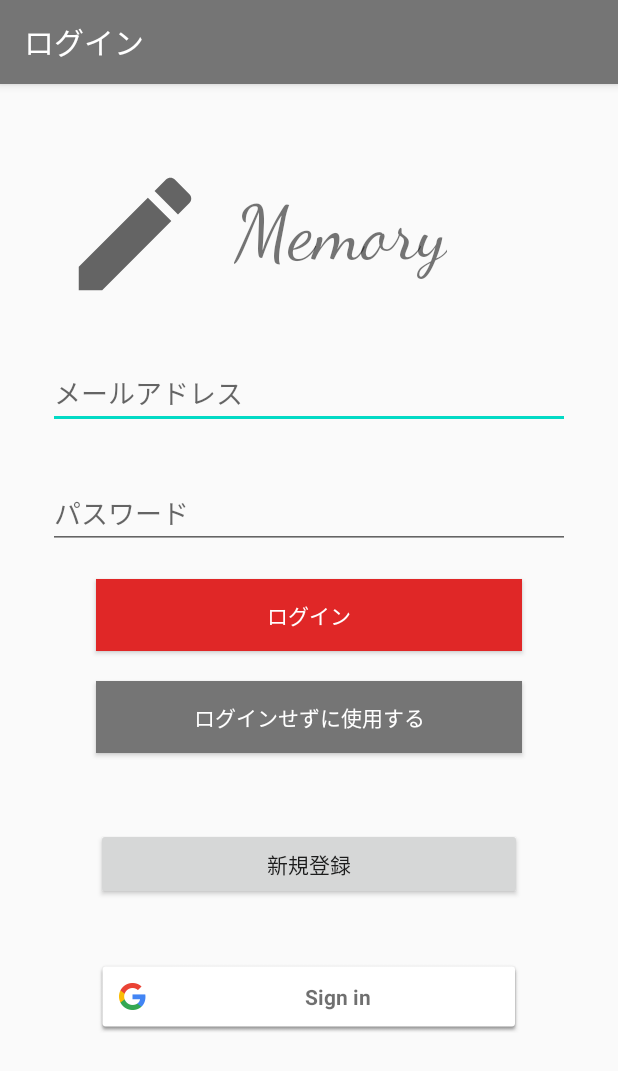
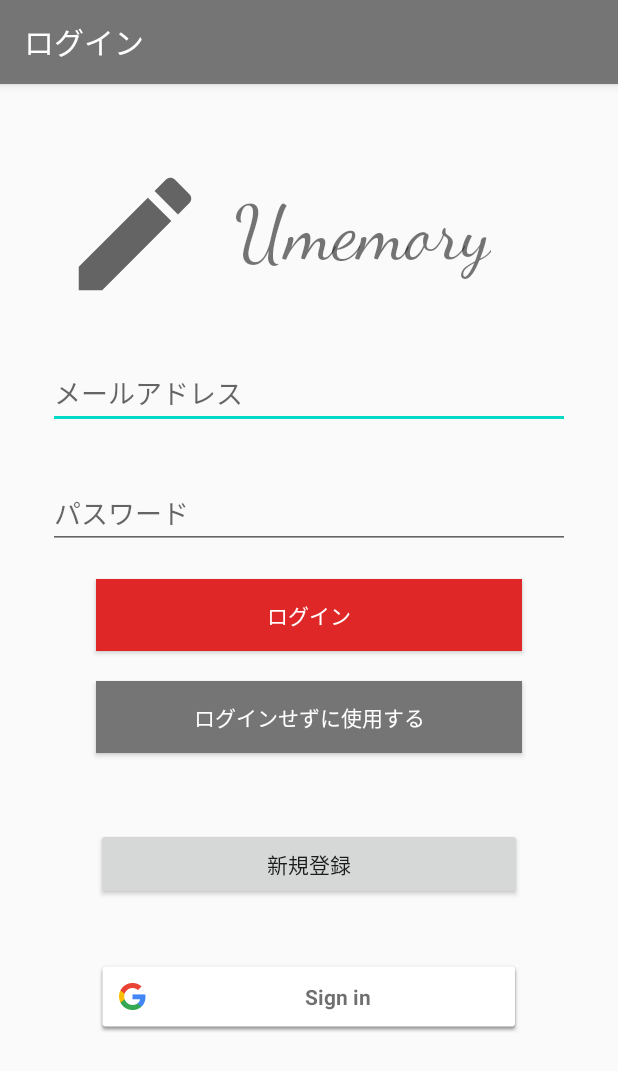
Before and after one commit to hues4789/Memory_kotlin, an Android app: the screen it shows after launch (LoginActivity), on a phone screen of 412 x 824 dp. Shown: the top 1071 px of the screen. Run offline under Robolectric (Android 15) with nearby library versions, the light colour scheme and no system bars; our stand-ins replace Firebase (no records; nobody signed in at launch, a user with empty details on screens opened directly); libraries missing offline, so code that uses them is left out: com.beardedhen.androidbootstrap, io.realm; Roboto replaces fonts that are not available here; 1 statement that could not run was skipped.

Commit message:
アプリタイトル編集

```diff
--- a/app/src/main/java/com/memory/memory_kotlin/CommonButtonFragment.kt
+++ b/app/src/main/java/com/memory/memory_kotlin/CommonButtonFragment.kt
@@ -56,8 +56,8 @@
         btHistory.setOnClickListener{onCommonButtonClick(it)}
         btRandom.setOnClickListener{onCommonButtonClick(it)}
 
-        // Test App ID
-        MobileAds.initialize(activity, "ca-app-pub-1135677094589057/6842774244")
+        // App ID
+        MobileAds.initialize(activity){}
 
         val adRequest: AdRequest = AdRequest.Builder().build()
         adView.loadAd(adRequest)
--- a/app/src/main/res/values/strings.xml
+++ b/app/src/main/res/values/strings.xml
@@ -1,5 +1,5 @@
 <resources>
-    <string name="app_name">Memory</string>
+    <string name="app_name">Umemory</string>
     <string name="term_1day">1day</string>
     <string name="term_3day">3day</string>
     <string name="term_7day">7day</string>
```
